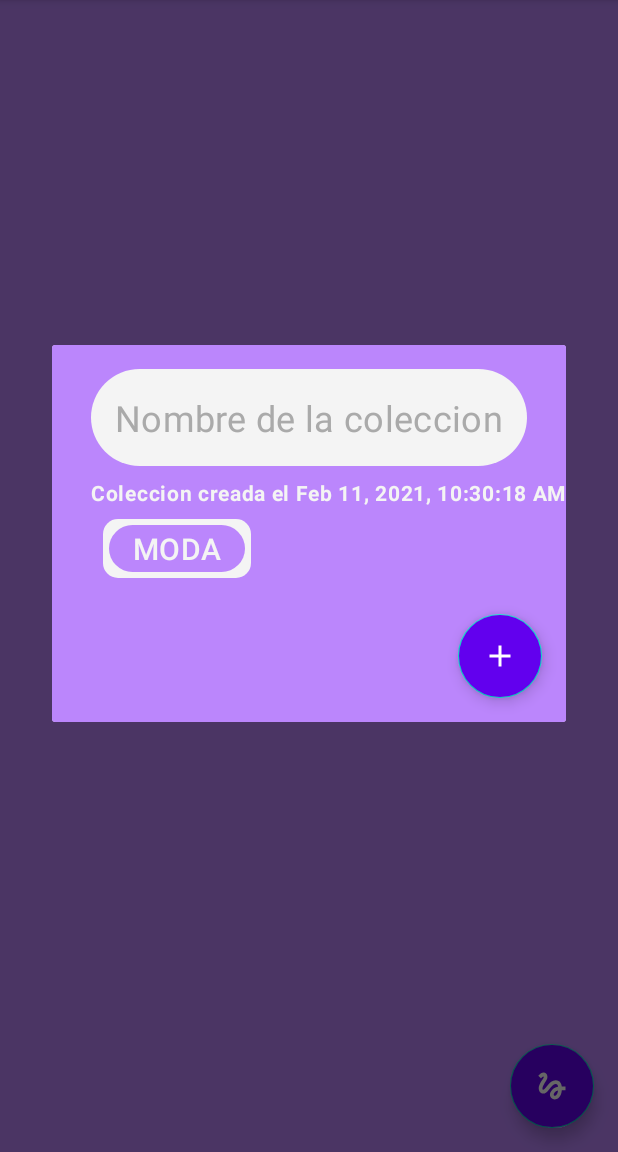
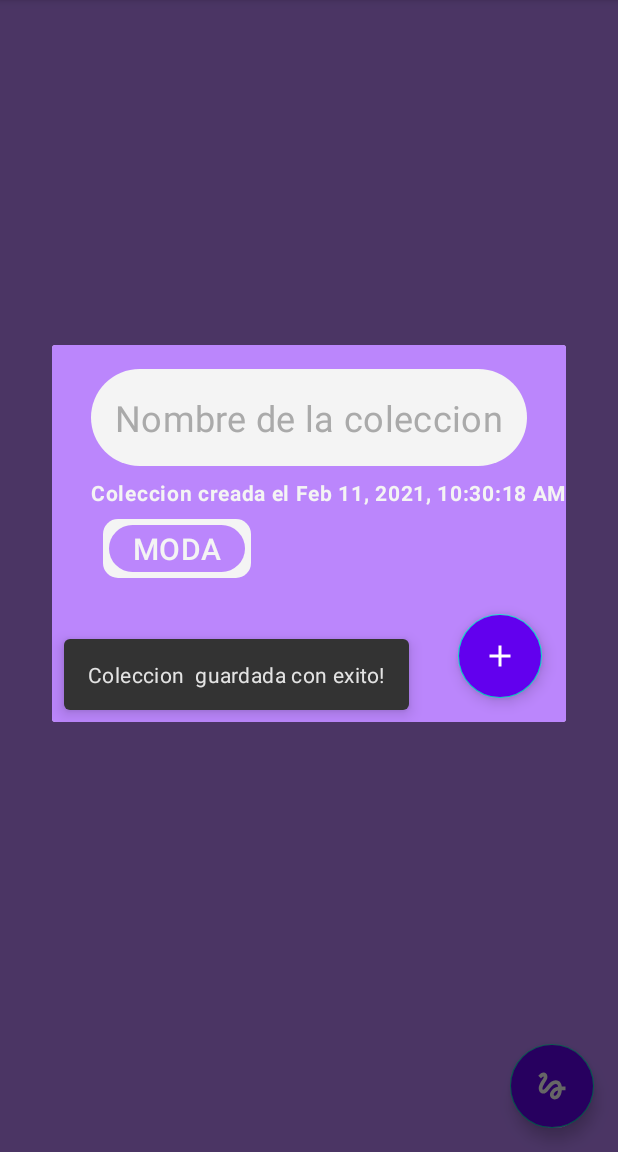
Before and after one commit to charromax/SocialMediaPostOrganizer, an Android app: the AddCollectionDialogFragment screen opened through its navigation route, after a tap on "guardar articulo nuevo", on a phone screen of 412 x 824 dp, the part 84-1236 px from its top. Run offline under Robolectric (Android 15) with nearby library versions, the phone set to English and light mode, and no system bars; our stand-ins replace Dagger/Hilt's generated code, Room's generated code; libraries missing offline, so code that uses them is left out: androidx.datastore.preferences, androidx.hilt.lifecycle, it.xabaras.android; 3 statements that could not run were skipped.

```diff
--- a/app/build.gradle
+++ b/app/build.gradle
@@ -82,6 +82,9 @@ dependencies {
 
     // DataStore
     implementation "androidx.datastore:datastore-preferences:$dataStoreVersion"
+
+    // Recyclerview Decorator
+    implementation 'it.xabaras.android:recyclerview-swipedecorator:1.2.3'
 }
 
 kapt {
--- a/app/src/main/java/com/example/posteosdeig/di/AppModule.kt
+++ b/app/src/main/java/com/example/posteosdeig/di/AppModule.kt
@@ -21,7 +21,6 @@ object AppModule {
     fun provideDatabase(app: Application, callback: Database.Callback) =
         Room.databaseBuilder(app, Database::class.java, "articles_db")
             .fallbackToDestructiveMigration()
-            .addCallback(callback)
             .build()
 
     @Provides
--- a/app/src/main/java/com/example/posteosdeig/ui/colecciones/AddCollectionDialogFragment.kt
+++ b/app/src/main/java/com/example/posteosdeig/ui/colecciones/AddCollectionDialogFragment.kt
@@ -13,6 +13,7 @@ import com.example.posteosdeig.data.model.Articulo
 import com.example.posteosdeig.data.model.Coleccion
 import com.example.posteosdeig.databinding.FragmentAddCollectionBinding
 import com.example.posteosdeig.util.Categories
+import com.google.android.material.snackbar.Snackbar
 import dagger.hilt.android.AndroidEntryPoint
 import java.text.DateFormat
 
@@ -63,6 +64,12 @@ class AddCollectionDialogFragment: DialogFragment(R.layout.fragment_add_collecti
                     val updateArticulo = it.copy(collectionId = coleccion.id)
                     viewModel.addArticleToCollection(updateArticulo)
                 }
+                collectionNameText.setText("")
+                Snackbar.make(
+                    view,
+                    "Coleccion ${coleccion.name} guardada con exito!",
+                    Snackbar.LENGTH_LONG
+                ).show()
             }
 
         }
--- /dev/null
+++ b/app/src/main/res/drawable/ic_delete_forever_24.xml
@@ -0,0 +1,10 @@
+<vector android:height="24dp"
+    android:tint="#F4F4F4"
+    android:viewportHeight="24"
+    android:viewportWidth="24"
+    android:width="24dp"
+    xmlns:android="http://schemas.android.com/apk/res/android">
+    <path
+        android:fillColor="@android:color/white"
+        android:pathData="M6,19c0,1.1 0.9,2 2,2h8c1.1,0 2,-0.9 2,-2L18,7L6,7v12zM8.46,11.88l1.41,-1.41L12,12.59l2.12,-2.12 1.41,1.41L13.41,14l2.12,2.12 -1.41,1.41L12,15.41l-2.12,2.12 -1.41,-1.41L10.59,14l-2.13,-2.12zM15.5,4l-1,-1h-5l-1,1L5,4v2h14L19,4z" />
+</vector>
--- /dev/null
+++ b/app/src/main/res/drawable/ic_release.xml
@@ -0,0 +1,31 @@
+<vector android:height="24dp"
+    android:tint="#F4F4F4"
+    android:viewportHeight="24"
+    android:viewportWidth="24"
+    android:width="24dp"
+    xmlns:android="http://schemas.android.com/apk/res/android">
+    <path
+        android:fillColor="@android:color/white"
+        android:pathData="M10,4h4v4h-4z" />
+    <path
+        android:fillColor="@android:color/white"
+        android:pathData="M4,16h4v4h-4z" />
+    <path
+        android:fillColor="@android:color/white"
+        android:pathData="M4,10h4v4h-4z" />
+    <path
+        android:fillColor="@android:color/white"
+        android:pathData="M4,4h4v4h-4z" />
+    <path
+        android:fillColor="@android:color/white"
+        android:pathData="M14,12.42l0,-2.42l-4,0l0,4l2.42,0z" />
+    <path
+        android:fillColor="@android:color/white"
+        android:pathData="M20.88,11.29l-1.17,-1.17c-0.16,-0.16 -0.42,-0.16 -0.58,0L18.25,11L20,12.75l0.88,-0.88C21.04,11.71 21.04,11.45 20.88,11.29z" />
+    <path
+        android:fillColor="@android:color/white"
+        android:pathData="M11,18.25l0,1.75l1.75,0l6.67,-6.67l-1.75,-1.75z" />
+    <path
+        android:fillColor="@android:color/white"
+        android:pathData="M16,4h4v4h-4z" />
+</vector>
```
Also changed, not shown: app/src/main/java/com/example/posteosdeig/ui/colecciones/ColeccionesFragment.kt (+34 -5 lines).
